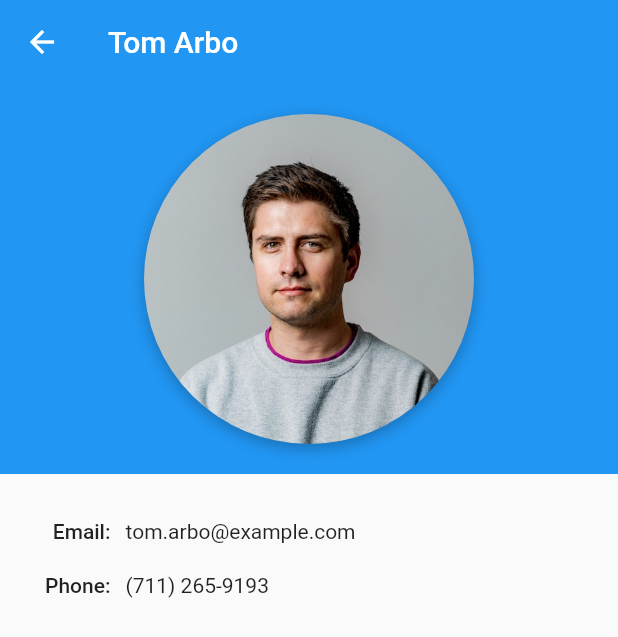
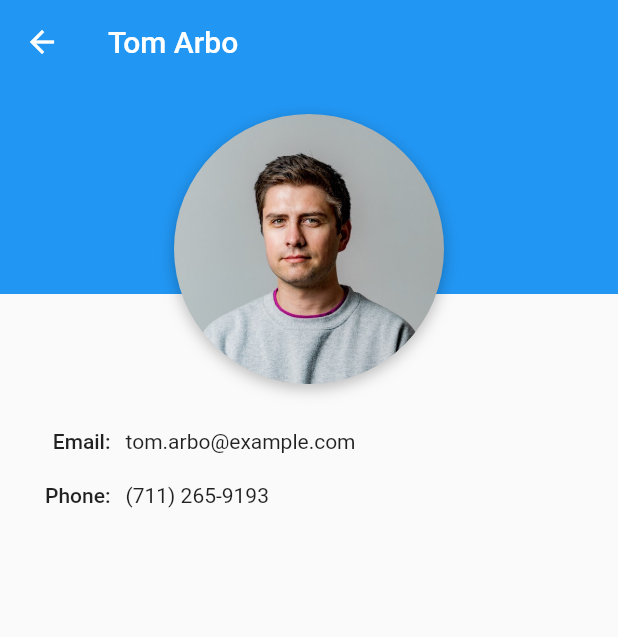
Before and after one commit to blaugold/circular_clip_route, a Flutter app: the ContactDetailPage screen opened directly with sample values from the repository, on a phone screen of 412 x 824 dp. Shown: the top 637 px of the screen. Run offline on Flutter 3.47's test engine with Material 2 defaults, Android fonts, the phone set to English and light mode, and no system bars.

Commit message:
docs(): improve example

```diff
--- a/example/lib/contact_list_page.dart
+++ b/example/lib/contact_list_page.dart
@@ -96,6 +96,8 @@ class _ContactListItemState extends State<ContactListItem> {
             builder: (context) =>
                 ContactDetailPage(contactInfo: widget.contactInfo),
             expandFrom: imageKey.currentContext,
+            curve: Curves.fastOutSlowIn,
+            reverseCurve: Curves.fastOutSlowIn.flipped,
             opacity: ConstantTween(1),
             transitionDuration: const Duration(seconds: 1),
           ),
@@ -183,18 +185,26 @@ class _ContactDetailPageState extends State<ContactDetailPage> {
           FractionallySizedBox(
             widthFactor: 1,
             child: Container(
-              color: Colors.blue,
               alignment: Alignment.center,
-              padding: const EdgeInsets.all(20.0),
-              child: Container(
-                height: 220,
-                width: 220,
-                child: AvatarHero(contactInfo: widget.contactInfo),
+              child: Stack(
+                alignment: Alignment.topCenter,
+                children: [
+                  Container(
+                    height: 140,
+                    color: Colors.blue,
+                  ),
+                  Container(
+                    height: 220,
+                    width: 220,
+                    padding: const EdgeInsets.all(20.0),
+                    child: AvatarHero(contactInfo: widget.contactInfo),
+                  ),
+                ],
               ),
             ),
           ),
           Container(
-            padding: const EdgeInsets.all(20.0),
+            padding: const EdgeInsets.symmetric(horizontal: 20.0),
             child: Table(
               columnWidths: const {
                 0: IntrinsicColumnWidth(flex: 1),
```
